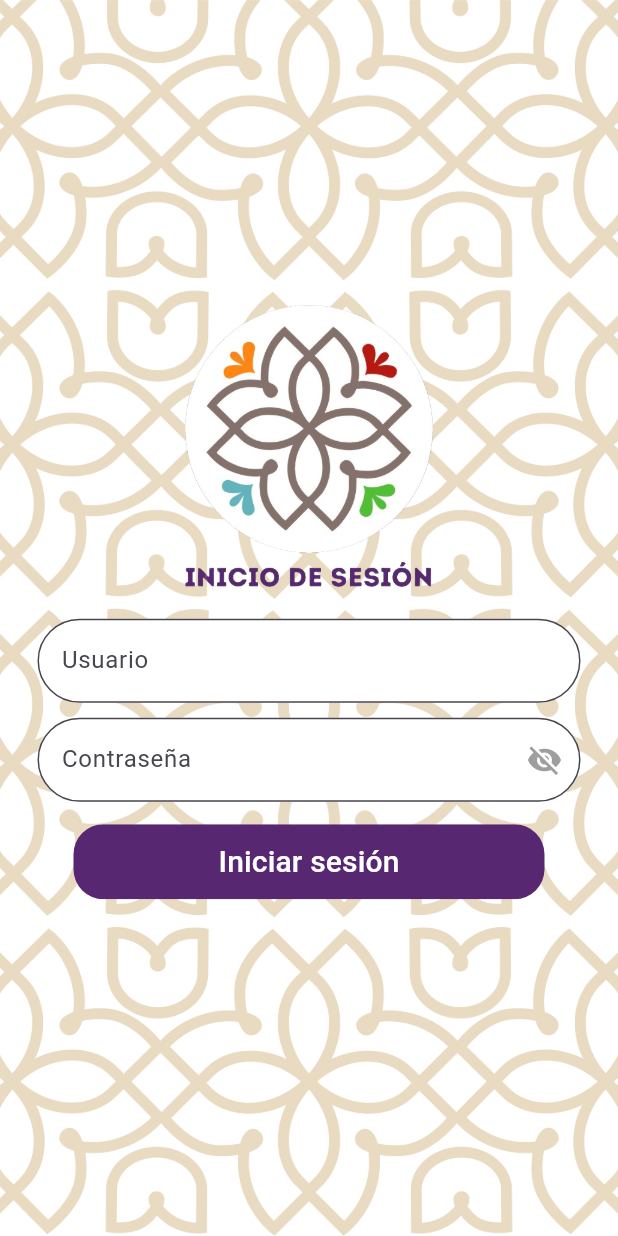
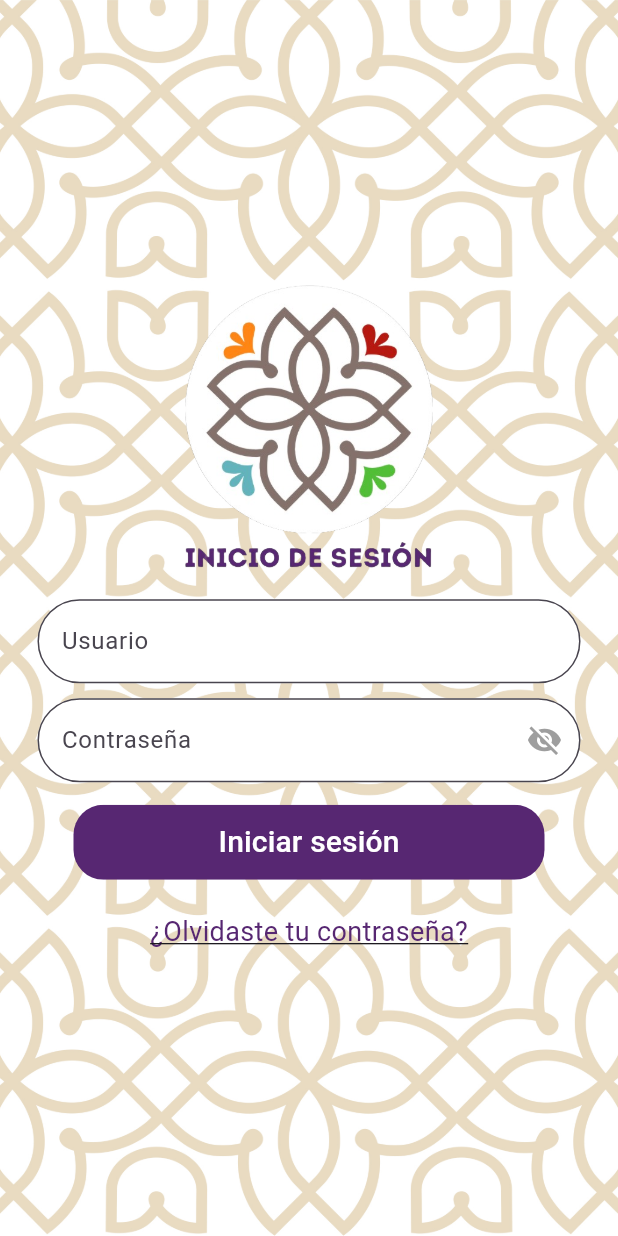
Before and after one commit to Gaby1704/acuses, a Flutter app: the screen it shows after launch, on a phone screen of 412 x 824 dp. Run offline on Flutter 3.47's test engine with Material 3 defaults, Android fonts, the phone set to English and light mode, and no system bars; our stand-ins replace file_picker, fluttertoast, image_picker, pdf, shared_preferences.

Commit message:
-Login(falta recuperar contraseña) -Inicio(falta guardar datos en local para ver los acuses aun sin red) -Agregar(falta subida de documentos y subida de datos offline y falta hacer un catalogo para poder asignar personas a cargo) -Detalles(falta diseño, omitir los datos de control) -Edit(Falta todo) *faltan notificaciones para saber cuando se han asignado a un nuevo acuse *faltan notificaciones para los creadores del acuse, de que el acuse ha sido modificado o terminado

```diff
--- a/lib/main.dart
+++ b/lib/main.dart
@@ -286,19 +286,19 @@ class _LoginScreenState extends State<LoginScreen> {
                     ),
                   ),
                   SizedBox(height: 22.0),
-                  // InkWell(
-                  //   onTap: () {
-                  //     _resetPassword(context);
-                  //   },
-                  //   child: Text(
-                  //     "¿Olvidaste tu contraseña?",
-                  //     style: TextStyle(
-                  //       fontSize: 18.0,
-                  //       color: Color(0xFF572772),
-                  //       decoration: TextDecoration.underline,
-                  //     ),
-                  //   ),
-                  // ),
+                  InkWell(
+                    onTap: () {
+                      _resetPassword(context);
+                    },
+                    child: Text(
+                      "¿Olvidaste tu contraseña?",
+                      style: TextStyle(
+                        fontSize: 18.0,
+                        color: Color(0xFF572772),
+                        decoration: TextDecoration.underline,
+                      ),
+                    ),
+                  ),
                 ],
               ),
             ),
```
